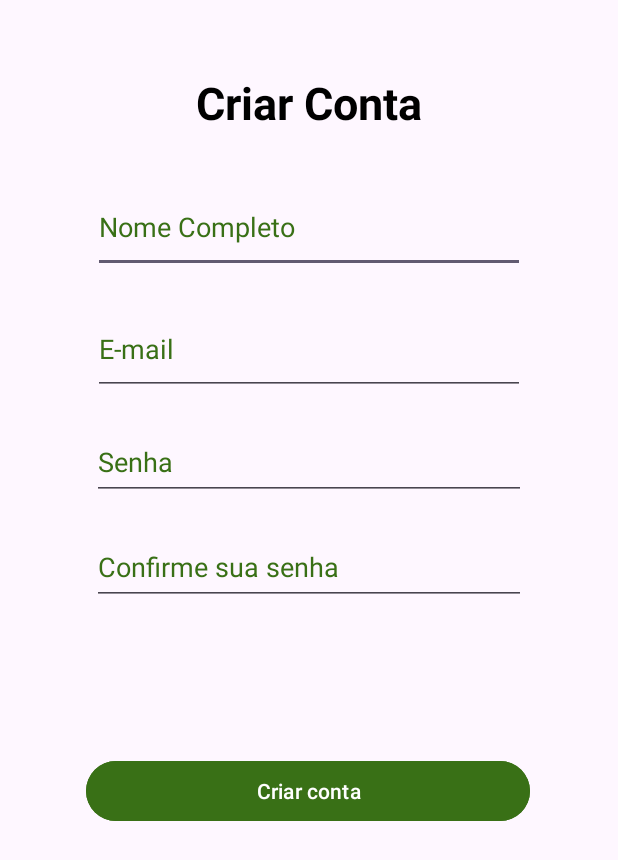
After one commit to FabricioCoelho/Projeto_Mapa_IFAM, an Android app: the cadastro screen opened directly, with no data from a screen before it, on a phone screen of 412 x 824 dp. The commit adds this screen. Shown: the top 860 px of the screen. Run offline under Robolectric (Android 15) with nearby library versions, the phone set to English and light mode, and no system bars.

Commit message:
Atualização nas ordens das telas e criação da tela de cadastre-se

```diff
--- a/app/src/main/AndroidManifest.xml
+++ b/app/src/main/AndroidManifest.xml
@@ -36,6 +36,9 @@
             android:exported="false"
             android:label="@string/title_activity_maps" />
         <activity
+            android:name=".cadastro"
+            android:exported="false" />
+        <activity
             android:name=".MainActivity_login"
             android:exported="false" />
         <activity
--- a/app/src/main/java/devandroid/fabricio/projeto_mapaifam/MainActivity.kt
+++ b/app/src/main/java/devandroid/fabricio/projeto_mapaifam/MainActivity.kt
@@ -11,12 +11,13 @@ import androidx.core.view.WindowInsetsCompat
 class MainActivity : AppCompatActivity() {
     override fun onCreate(savedInstanceState: Bundle?) {
         super.onCreate(savedInstanceState)
-        enableEdgeToEdge()
         setContentView(R.layout.activity_main)
+
+        //Ação do Botão Entrar
         val botaoEntrar: Button = findViewById(R.id.btEntrar)
-
         botaoEntrar.setOnClickListener {
-            val intent = Intent(this, MainLocationsActivity::class.java)
+            //Vai para a tela de login
+            val intent = Intent(this, MainActivity_login::class.java)
             startActivity(intent)
         }
     }
--- a/app/src/main/java/devandroid/fabricio/projeto_mapaifam/MainActivity_login.kt
+++ b/app/src/main/java/devandroid/fabricio/projeto_mapaifam/MainActivity_login.kt
@@ -1,6 +1,9 @@
 package devandroid.fabricio.projeto_mapaifam
 
+import android.annotation.SuppressLint
+import android.content.Intent
 import android.os.Bundle
+import android.widget.Button
 import androidx.activity.enableEdgeToEdge
 import androidx.appcompat.app.AppCompatActivity
 import androidx.core.view.ViewCompat
@@ -10,5 +13,20 @@ class MainActivity_login : AppCompatActivity() {
     override fun onCreate(savedInstanceState: Bundle?) {
         super.onCreate(savedInstanceState)
         setContentView(R.layout.activity_main_login)
+
+        // Ação do Botão Entrar
+        val botaoEntrar: Button = findViewById(R.id.btLogin)
+        botaoEntrar.setOnClickListener {
+            //Vai para a tela de principais locais
+            val intent = Intent(this, MainLocationsActivity::class.java)
+            startActivity(intent)
+        }
+        // Ação do Botão criar conta
+        val botaoCriarConta: Button = findViewById(R.id.btCadastrar)
+            // Vai para a tela de cadastro
+        botaoCriarConta.setOnClickListener {
+            val intent = Intent(this, cadastro::class.java)
+            startActivity(intent)
+        }
     }
 }
--- a/app/src/main/java/devandroid/fabricio/projeto_mapaifam/MainActivity_principaisLocais.kt
+++ b/app/src/main/java/devandroid/fabricio/projeto_mapaifam/MainActivity_principaisLocais.kt
@@ -12,11 +12,5 @@ class MainLocationsActivity : AppCompatActivity() {
     override fun onCreate(savedInstanceState: Bundle?) {
         super.onCreate(savedInstanceState)
         setContentView(R.layout.activity_main_principais_locais)
-        val botaoProximo: Button = findViewById(R.id.btProximo)
-
-        botaoProximo.setOnClickListener {
-            val intent = Intent(this, MainActivity_login::class.java)
-            startActivity(intent)
-        }
     }
 }
--- /dev/null
+++ b/app/src/main/java/devandroid/fabricio/projeto_mapaifam/cadastro.kt
@@ -0,0 +1,15 @@
+package devandroid.fabricio.projeto_mapaifam
+
+import android.os.Bundle
+import androidx.activity.enableEdgeToEdge
+import androidx.appcompat.app.AppCompatActivity
+import androidx.core.view.ViewCompat
+import androidx.core.view.WindowInsetsCompat
+
+class cadastro : AppCompatActivity() {
+    override fun onCreate(savedInstanceState: Bundle?) {
+        super.onCreate(savedInstanceState)
+        enableEdgeToEdge()
+        setContentView(R.layout.activity_cadastro)
+    }
+}
--- /dev/null
+++ b/app/src/main/res/layout/activity_cadastro.xml
@@ -0,0 +1,113 @@
+<?xml version="1.0" encoding="utf-8"?>
+<androidx.constraintlayout.widget.ConstraintLayout xmlns:android="http://schemas.android.com/apk/res/android"
+    xmlns:app="http://schemas.android.com/apk/res-auto"
+    xmlns:tools="http://schemas.android.com/tools"
+    android:id="@+id/main"
+    android:layout_width="match_parent"
+    android:layout_height="match_parent"
+    tools:context=".cadastro">
+
+    <TextView
+        android:id="@+id/tituloCriarConta"
+        android:layout_width="wrap_content"
+        android:layout_height="wrap_content"
+        android:layout_marginStart="168dp"
+        android:layout_marginTop="48dp"
+        android:layout_marginEnd="168dp"
+        android:text="Criar Conta"
+        android:textColor="#000000"
+        android:textSize="30dp"
+        android:textStyle="bold"
+        app:layout_constraintEnd_toEndOf="parent"
+        app:layout_constraintHorizontal_bias="0.506"
+        app:layout_constraintStart_toStartOf="parent"
+        app:layout_constraintTop_toTopOf="parent"
+        tools:ignore="MissingConstraints" />
+
+    <!--Campos para preenchimento do cadastro-->
+    <EditText
+        android:id="@+id/nomeCadastro"
+        style="@android:style/Widget.Material.EditText"
+        android:layout_width="288dp"
+        android:layout_height="61dp"
+        android:layout_marginStart="20dp"
+        android:layout_marginTop="32dp"
+        android:layout_marginEnd="20dp"
+        android:ems="10"
+        android:hint="Nome Completo"
+        android:hyphenationFrequency="normal"
+        android:inputType="text|textPersonName"
+        android:textColorHint="#397016"
+        app:layout_constraintEnd_toEndOf="parent"
+        app:layout_constraintStart_toStartOf="parent"
+        app:layout_constraintTop_toBottomOf="@+id/tituloCriarConta" />
+    <EditText
+        android:id="@+id/emailCadastro"
+        style="@android:style/Widget.Material.EditText"
+        android:layout_width="288dp"
+        android:layout_height="61dp"
+        android:layout_marginStart="20dp"
+        android:layout_marginTop="20dp"
+        android:layout_marginEnd="20dp"
+        android:ems="10"
+        android:hint="E-mail"
+        android:hyphenationFrequency="normal"
+        android:inputType="text|textEmailAddress"
+        android:textColorHint="#397016"
+        app:layout_constraintEnd_toEndOf="parent"
+        app:layout_constraintStart_toStartOf="parent"
+        app:layout_constraintTop_toBottomOf="@+id/nomeCadastro" />
+
+    <EditText
+        android:id="@+id/senha"
+        style="@android:style/Widget.Material.EditText"
+        android:layout_width="289dp"
+        android:layout_height="50dp"
+        android:layout_marginStart="20dp"
+        android:layout_marginTop="20dp"
+        android:layout_marginEnd="20dp"
+        android:ems="10"
+        android:hint="Senha"
+        android:hyphenationFrequency="normal"
+        android:inputType="numberPassword"
+        android:textColorHint="#397016"
+        app:layout_constraintEnd_toEndOf="parent"
+        app:layout_constraintStart_toStartOf="parent"
+        app:layout_constraintTop_toBottomOf="@+id/emailCadastro" />
+    <EditText
+        android:id="@+id/confirmarSenha"
+        style="@android:style/Widget.Material.EditText"
+        android:layout_width="289dp"
+        android:layout_height="50dp"
+        android:layout_marginStart="20dp"
+        android:layout_marginTop="20dp"
+        android:layout_marginEnd="20dp"
+        android:ems="10"
+        android:hint="Confirme sua senha"
+        android:hyphenationFrequency="normal"
+        android:inputType="numberPassword"
+        android:textColorHint="#397016"
+        app:layout_constraintEnd_toEndOf="parent"
+        app:layout_constraintStart_toStartOf="parent"
+        app:layout_constraintTop_toBottomOf="@+id/senha" />
+
+    <!-- Botão Criar conta -->
+    <Button
+        android:id="@+id/btCriarConta"
+        android:layout_width="296dp"
+        android:layout_height="48dp"
+        android:layout_gravity="center_horizontal"
+        android:layout_marginStart="20dp"
+        android:layout_marginTop="100dp"
+        android:layout_marginEnd="20dp"
+        android:backgroundTint="#397016"
+        android:text="Criar conta"
+        android:textColor="#FFFFFF"
+        app:layout_constraintEnd_toEndOf="parent"
+        app:layout_constraintHorizontal_bias="0.493"
+        app:layout_constraintStart_toStartOf="parent"
+        app:layout_constraintTop_toBottomOf="@+id/confirmarSenha"
+        tools:ignore="MissingConstraints" />
+
+
+</androidx.constraintlayout.widget.ConstraintLayout>
--- a/app/src/main/res/layout/activity_main.xml
+++ b/app/src/main/res/layout/activity_main.xml
@@ -6,6 +6,20 @@
     android:layout_width="match_parent"
     android:layout_height="match_parent"
     tools:context=".MainActivity">
+
+    <TextView
+        android:id="@+id/msgTopo"
+        android:layout_width="wrap_content"
+        android:layout_height="wrap_content"
+        android:layout_marginStart="50dp"
+        android:layout_marginTop="24dp"
+        android:layout_marginEnd="50dp"
+        android:text="IFAM"
+        android:textSize="18dp"
+        android:textStyle="bold"
+        app:layout_constraintEnd_toEndOf="parent"
+        app:layout_constraintStart_toStartOf="parent"
+        app:layout_constraintTop_toTopOf="parent" />
 
     <TextView
         android:id="@+id/msg_bemVindos"
@@ -23,6 +37,7 @@
         app:layout_constraintTop_toBottomOf="@+id/msgTopo"
         tools:ignore="MissingConstraints" />
 
+    <!--Texto principal do meio da tela-->
     <TextView
         android:id="@+id/textView2"
         android:layout_width="368dp"
@@ -37,6 +52,7 @@
         app:layout_constraintTop_toBottomOf="@+id/msg_bemVindos"
         app:layout_constraintVertical_bias="0.277" />
 
+    <!--Botão Entrar-->
     <Button
         android:id="@+id/btEntrar"
         android:layout_width="277dp"
@@ -49,19 +65,6 @@
         app:layout_constraintStart_toStartOf="parent"
         app:layout_constraintTop_toBottomOf="@+id/textView2" />
 
-    <TextView
-        android:id="@+id/msgTopo"
-        android:layout_width="wrap_content"
-        android:layout_height="wrap_content"
-        android:layout_marginStart="50dp"
-        android:layout_marginTop="24dp"
-        android:layout_marginEnd="50dp"
-        android:text="IFAM"
-        android:textSize="18dp"
-        android:textStyle="bold"
-        app:layout_constraintEnd_toEndOf="parent"
-        app:layout_constraintStart_toStartOf="parent"
-        app:layout_constraintTop_toTopOf="parent" />
 
 
 </androidx.constraintlayout.widget.ConstraintLayout>
--- a/app/src/main/res/layout/activity_main_login.xml
+++ b/app/src/main/res/layout/activity_main_login.xml
@@ -35,7 +35,7 @@
         android:ems="10"
         android:hint="E-mail"
         android:hyphenationFrequency="normal"
-        android:inputType="numberPassword"
+        android:inputType="text|textEmailAddress"
         android:textColorHint="#397016"
         app:layout_constraintEnd_toEndOf="parent"
         app:layout_constraintHorizontal_bias="0.494"
@@ -63,13 +63,13 @@
     <Button
         android:id="@+id/btLogin"
         android:layout_width="296dp"
-        android:layout_height="38dp"
+        android:layout_height="48dp"
         android:layout_gravity="center_horizontal"
         android:layout_marginStart="20dp"
         android:layout_marginTop="48dp"
         android:layout_marginEnd="20dp"
         android:backgroundTint="#397016"
-        android:text="Entrar"
+        android:text="Login"
         android:textColor="#FFFFFF"
         app:layout_constraintEnd_toEndOf="parent"
         app:layout_constraintStart_toStartOf="parent"
@@ -78,7 +78,7 @@
     <Button
         android:id="@+id/btCadastrar"
         android:layout_width="296dp"
-        android:layout_height="38dp"
+        android:layout_height="48dp"
         android:layout_gravity="center_horizontal"
         android:layout_marginStart="20dp"
         android:layout_marginTop="16dp"
```
Also changed, not shown: 348 other files.
